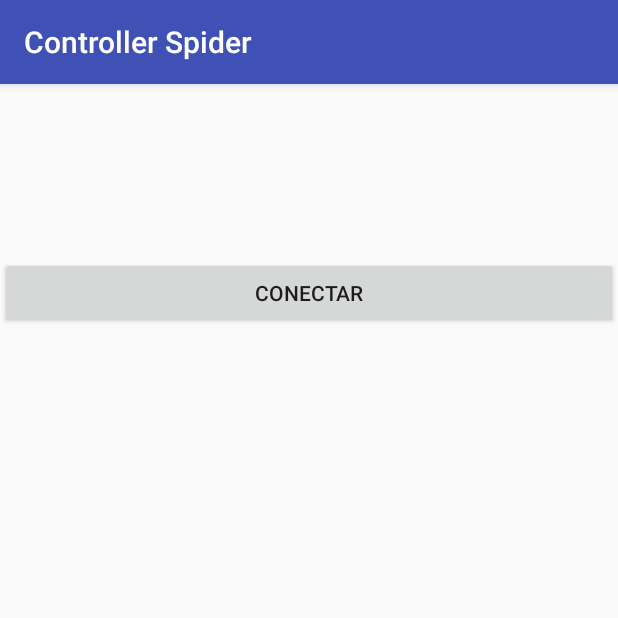
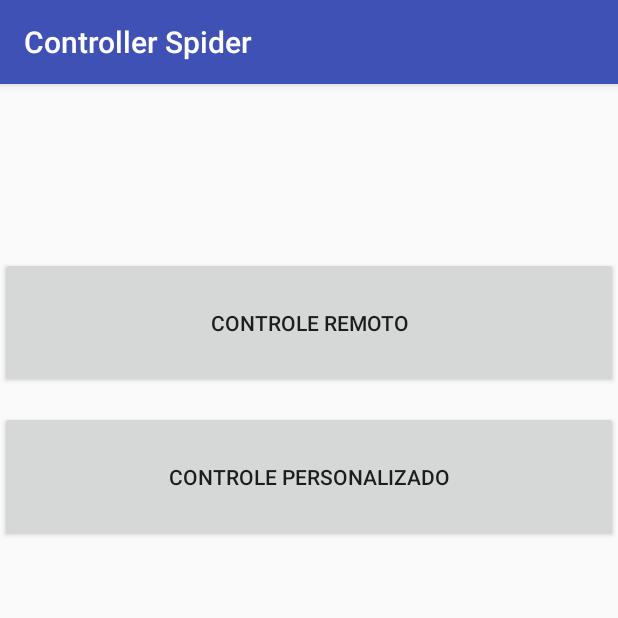
Before and after one commit to naeliofreires/android-bluetooth-arduino, an Android app: the screen it shows after launch (MainActivity), on a phone screen of 412 x 824 dp, the top half of it. Run offline under Robolectric (Android 15) with nearby library versions, the phone set to English and light mode, and no system bars.

Commit message:
nem lembro oh

```diff
--- a/app/src/main/java/com/br/ufc/bluetooth_android_arduino/MainActivity.java
+++ b/app/src/main/java/com/br/ufc/bluetooth_android_arduino/MainActivity.java
@@ -16,29 +16,20 @@ import android.widget.Toast;
 
 import com.br.ufc.bluetooth_android_arduino.controles.ControlleRemotoActivity;
 
+import static com.br.ufc.bluetooth_android_arduino.constants.Constants.ENABLE_BLUETOOTH;
+import static com.br.ufc.bluetooth_android_arduino.constants.Constants.SELECT_DISCOVERED_DEVICE;
+import static com.br.ufc.bluetooth_android_arduino.constants.Constants.SELECT_PAIRED_DEVICE;
+
 public class MainActivity extends AppCompatActivity {
 
-    /***********************************************/
-    public static int ENABLE_BLUETOOTH = 1;
-    public static int SELECT_PAIRED_DEVICE = 2;
-    public static int SELECT_DISCOVERED_DEVICE = 3;
-    /***********************************************/
+    private Button btnControleRemoto;
+    private Button btnProcurarDispositivos;
+    private Button btnHabilitarVisibilidade;
 
-    /**
-     * Buttons
-     */
-    private Button btnConectar;
-    private Button buttonProcurarDispositivos;
-    private Button buttonHabilitarVisibilidade;
-
-    /**
-     * ConnectionThread
-     */
+    // connection thread
     private ConnectionThread connect;
 
-    /**
-     * AlertDialog
-     */
+    // alert dialog
     private ArrayAdapter<String> lista_dispositivos;
 
     // define um receptor para o evento de descoberta de dispositivo
@@ -48,10 +39,11 @@ public class MainActivity extends AppCompatActivity {
          */
         public void onReceive(Context context, Intent intent) {
 
-            /*  Obtem o Intent que gerou a ação.
-                Verifica se a ação corresponde à descoberta de um novo dispositivo.
-                Obtem um objeto que representa o dispositivo Bluetooth descoberto.
-                Exibe seu nome e endereço na lista.
+            /**
+             * Obtem o Intent que gerou a ação.
+             * Verifica se a ação corresponde à descoberta de um novo dispositivo.
+             * Obtem um objeto que representa o dispositivo Bluetooth descoberto.
+             * Exibe seu nome e endereço na lista.
              */
             String action = intent.getAction();
             if (BluetoothDevice.ACTION_FOUND.equals(action)) {
@@ -60,7 +52,6 @@ public class MainActivity extends AppCompatActivity {
             }
         }
     };
-
     private AlertDialog.Builder dialogForConnectionBluetooth;
 
     @Override
@@ -70,9 +61,9 @@ public class MainActivity extends AppCompatActivity {
 
         this.configuracaoBluetooth();
 
-        this.btnConectar = findViewById(R.id.btnConectar);
+        this.btnControleRemoto = findViewById(R.id.btnControleRemoto);
         this.lista_dispositivos = new ArrayAdapter<>(this, android.R.layout.simple_list_item_1);
-        this.btnConectar.setOnClickListener(view -> configurationDialog());
+        this.btnControleRemoto.setOnClickListener(view -> configurationDialog());
 
         this.procurarDispositivos();
         this.habilitarVisibilidade();
@@ -99,15 +90,15 @@ public class MainActivity extends AppCompatActivity {
     }
 
     void procurarDispositivos() {
-        this.buttonProcurarDispositivos = findViewById(R.id.buttonProcurarDispositivos);
-        this.buttonProcurarDispositivos.setVisibility(View.INVISIBLE);
-        this.buttonProcurarDispositivos.setOnClickListener((v) -> discoverDevices());
+        this.btnProcurarDispositivos = findViewById(R.id.buttonProcurarDispositivos);
+        this.btnProcurarDispositivos.setVisibility(View.INVISIBLE);
+        this.btnProcurarDispositivos.setOnClickListener((v) -> discoverDevices());
     }
 
     void habilitarVisibilidade() {
-        this.buttonHabilitarVisibilidade = findViewById(R.id.buttonHabilitarVisibilidade);
-        this.buttonHabilitarVisibilidade.setVisibility(View.INVISIBLE);
-        this.buttonHabilitarVisibilidade.setOnClickListener((v) -> enableVisibility());
+        this.btnHabilitarVisibilidade = findViewById(R.id.buttonHabilitarVisibilidade);
+        this.btnHabilitarVisibilidade.setVisibility(View.INVISIBLE);
+        this.btnHabilitarVisibilidade.setOnClickListener((v) -> enableVisibility());
     }
 
     void configurationDialog() {
@@ -143,10 +134,9 @@ public class MainActivity extends AppCompatActivity {
             builderInner.show();
         });
 
-        dialogForConnectionBluetooth
-                .setNeutralButton
-                        ("Cancelar", (dialog, which) ->
-                                Toast.makeText(getApplicationContext(), "É necessário realizar uma conexão...", Toast.LENGTH_SHORT).show());
+        dialogForConnectionBluetooth.setNeutralButton
+                ("Cancelar", (dialog, which) ->
+                        Toast.makeText(getApplicationContext(), "É necessário realizar uma conexão...", Toast.LENGTH_SHORT).show());
 
         dialogForConnectionBluetooth.create();
         dialogForConnectionBluetooth.show();
@@ -180,13 +170,11 @@ public class MainActivity extends AppCompatActivity {
         }
     }
 
-    // procurando dispositivos
     private void discoverDevices() {
         Intent searchPairedDevicesIntent = new Intent(this, ProcurarDispositivosActivity.class);
         startActivityForResult(searchPairedDevicesIntent, SELECT_DISCOVERED_DEVICE);
     }
 
-    // ativando visibilidade
     public void enableVisibility() {
         Intent discoverableIntent = new Intent(BluetoothAdapter.ACTION_REQUEST_DISCOVERABLE);
         discoverableIntent.putExtra(BluetoothAdapter.EXTRA_DISCOVERABLE_DURATION, 30);
--- a/app/src/main/res/layout/activity_main.xml
+++ b/app/src/main/res/layout/activity_main.xml
@@ -9,7 +9,7 @@
 
     <LinearLayout
         android:layout_width="match_parent"
-        android:layout_height="260dp"
+        android:layout_height="369dp"
         android:layout_marginTop="100dp"
         android:orientation="vertical"
         app:layout_constraintTop_toTopOf="parent"
@@ -17,11 +17,18 @@
         tools:layout_editor_absoluteX="0dp">
 
         <Button
-            android:id="@+id/btnConectar"
+            android:id="@+id/btnControleRemoto"
             android:layout_width="match_parent"
-            android:layout_height="wrap_content"
+            android:layout_height="87dp"
             android:layout_marginTop="15dp"
-            android:text="@string/conectar" />
+            android:text="@string/controle_remoto" />
+
+        <Button
+            android:id="@+id/btnControlePersonalizado"
+            android:layout_width="match_parent"
+            android:layout_height="87dp"
+            android:layout_marginTop="15dp"
+            android:text="@string/controle_personalizado" />
 
         <Button
             android:id="@+id/buttonHabilitarVisibilidade"
--- a/app/src/main/res/values/strings.xml
+++ b/app/src/main/res/values/strings.xml
@@ -16,5 +16,7 @@
     <string name="buscar_dispositivos">Buscar Dispositivos</string>
     <string name="habilitar_visibilidade">Habilitar Visibilidade</string>
     <string name="conectar">Conectar</string>
-    <string name="title_activity_controle_personalizado">ControlePersonalizadoActivity</string>
+    <string name="controle_remoto">Controle Remoto</string>
+    <string name="title_activity_controle_personalizado">Controle Personalizado</string>
+    <string name="controle_personalizado">Controle Personalizado</string>
 </resources>
```
Also changed, not shown: app/src/main/java/com/br/ufc/bluetooth_android_arduino/constants/Constants.java (added, +8 -0 lines), app/src/main/java/com/br/ufc/bluetooth_android_arduino/controles/ControlleRemotoActivity.java (+47 -30 lines).
